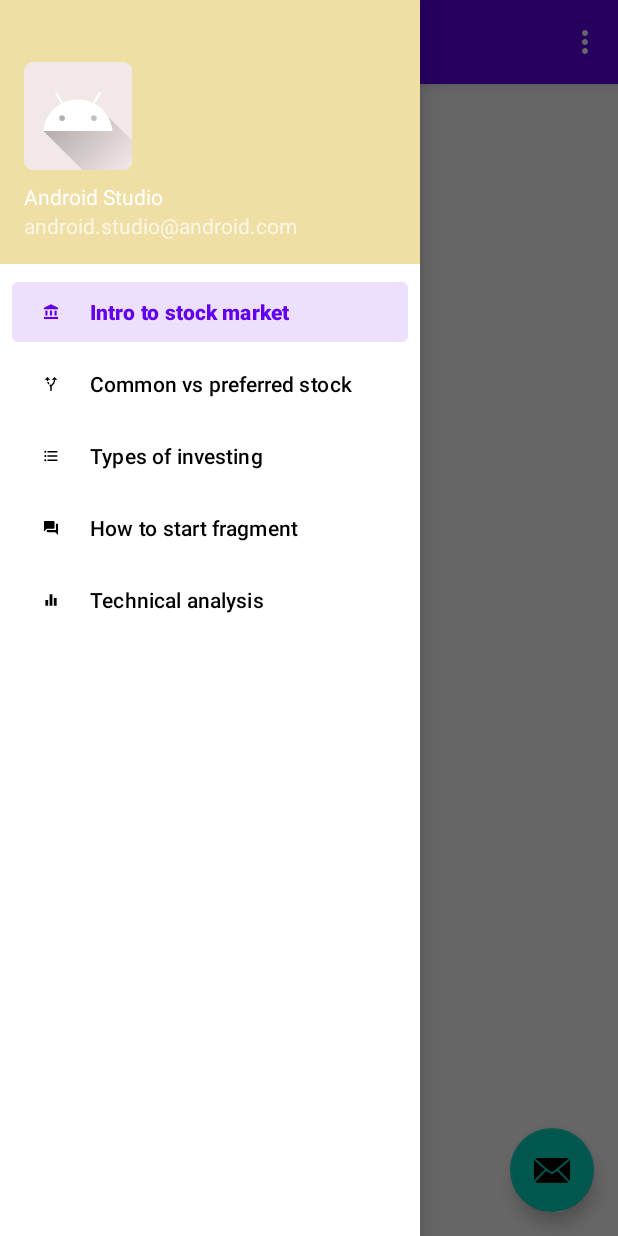
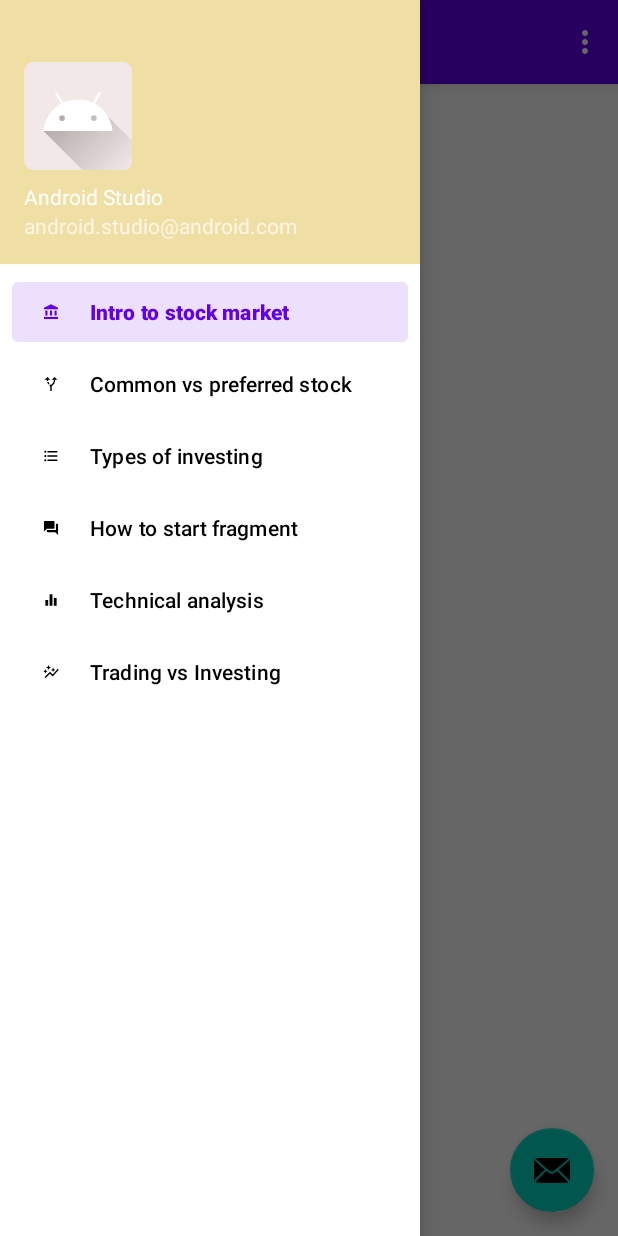
Before and after one commit to Surfy2004/StocksieApp, an Android app: the screen it shows after launch (MainActivity), with the side drawer open, on a phone screen of 412 x 824 dp. Run offline under Robolectric (Android 15) with nearby library versions, the light colour scheme and no system bars; our stand-ins replace navigation-ui.

Commit message:
Add trading vs investment fragment

```diff
--- /dev/null
+++ b/app/src/main/res/drawable/trading_vs_investing_foreground.xml
@@ -0,0 +1,15 @@
+<vector xmlns:android="http://schemas.android.com/apk/res/android"
+    android:width="108dp"
+    android:height="108dp"
+    android:viewportWidth="108"
+    android:viewportHeight="108"
+    android:tint="#9F1616">
+  <group android:scaleX="2.1141"
+      android:scaleY="2.1141"
+      android:translateX="28.6308"
+      android:translateY="28.6308">
+    <path
+        android:fillColor="@android:color/white"
+        android:pathData="M14.06,9.94L12,9l2.06,-0.94L15,6l0.94,2.06L18,9l-2.06,0.94L15,12L14.06,9.94zM4,14l0.94,-2.06L7,11l-2.06,-0.94L4,8l-0.94,2.06L1,11l2.06,0.94L4,14zM8.5,9l1.09,-2.41L12,5.5L9.59,4.41L8.5,2L7.41,4.41L5,5.5l2.41,1.09L8.5,9zM4.5,20.5l6,-6.01l4,4L23,8.93l-1.41,-1.41l-7.09,7.97l-4,-4L3,19L4.5,20.5z"/>
+  </group>
+</vector>
--- a/app/src/main/res/menu/activity_main_drawer.xml
+++ b/app/src/main/res/menu/activity_main_drawer.xml
@@ -24,5 +24,9 @@
             android:id="@+id/nav_technical_analysis"
             android:icon="@drawable/technical_analysis_foreground"
             android:title="Technical analysis" />
+        <item
+            android:id="@+id/trading_vs_investing"
+            android:icon="@drawable/trading_vs_investing_foreground"
+            android:title="Trading vs Investing" />
     </group>
 </menu>
--- /dev/null
+++ b/app/src/main/res/mipmap-anydpi-v26/trading_vs_investing.xml
@@ -0,0 +1,5 @@
+<?xml version="1.0" encoding="utf-8"?>
+<adaptive-icon xmlns:android="http://schemas.android.com/apk/res/android">
+    <background android:drawable="@color/trading_vs_investing_background"/>
+    <foreground android:drawable="@drawable/trading_vs_investing_foreground"/>
+</adaptive-icon>
--- /dev/null
+++ b/app/src/main/res/mipmap-anydpi-v26/trading_vs_investing_round.xml
@@ -0,0 +1,5 @@
+<?xml version="1.0" encoding="utf-8"?>
+<adaptive-icon xmlns:android="http://schemas.android.com/apk/res/android">
+    <background android:drawable="@color/trading_vs_investing_background"/>
+    <foreground android:drawable="@drawable/trading_vs_investing_foreground"/>
+</adaptive-icon>
--- a/app/src/main/res/navigation/mobile_navigation.xml
+++ b/app/src/main/res/navigation/mobile_navigation.xml
@@ -34,4 +34,10 @@
         android:name="com.example.stocksieapp.TechnicalAnalysisFragment"
         android:label="Technical analysis"
         tools:layout="@layout/fragment_slideshow" />
+
+    <fragment
+        android:id="@+id/trading_vs_investing"
+        android:name="com.example.stocksieapp.ui.TradingVsInvestingFragment"
+        android:label="Trading vs Investing"
+        tools:layout="@layout/fragment_slideshow" />
 </navigation>
--- /dev/null
+++ b/app/src/main/res/values/trading_vs_investing_background.xml
@@ -0,0 +1,4 @@
+<?xml version="1.0" encoding="utf-8"?>
+<resources>
+    <color name="trading_vs_investing_background">#EFDFA5</color>
+</resources>
```
Also changed, not shown: app/src/main/java/com/example/stocksieapp/ui/TradingVsInvestingFragment.kt (added, +32 -0 lines), app/src/main/java/com/example/stocksieapp/ui/TradingVsInvestingViewModel.kt (added, +7 -0 lines), app/src/main/res/layout/trading_vs_investing_fragment.xml (added, +13 -0 lines), app/src/main/res/mipmap-hdpi/trading_vs_investing.png (added), app/src/main/res/mipmap-hdpi/trading_vs_investing_round.png (added), app/src/main/res/mipmap-mdpi/trading_vs_investing.png (added), app/src/main/res/mipmap-mdpi/trading_vs_investing_round.png (added), app/src/main/res/mipmap-xhdpi/trading_vs_investing.png (added), app/src/main/res/mipmap-xhdpi/trading_vs_investing_round.png (added), app/src/main/res/mipmap-xxhdpi/trading_vs_investing.png (added), app/src/main/res/mipmap-xxhdpi/trading_vs_investing_round.png (added), app/src/main/res/mipmap-xxxhdpi/trading_vs_investing.png (added), app/src/main/res/mipmap-xxxhdpi/trading_vs_investing_round.png (added), app/src/main/trading_vs_investing-playstore.png (added).
